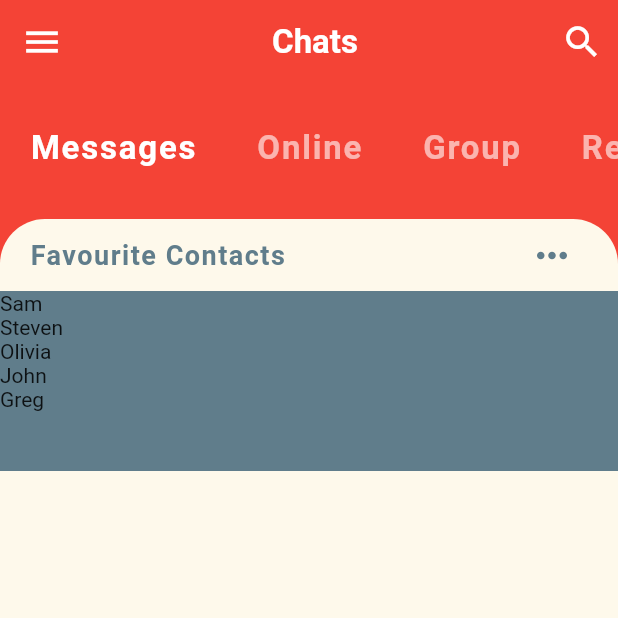
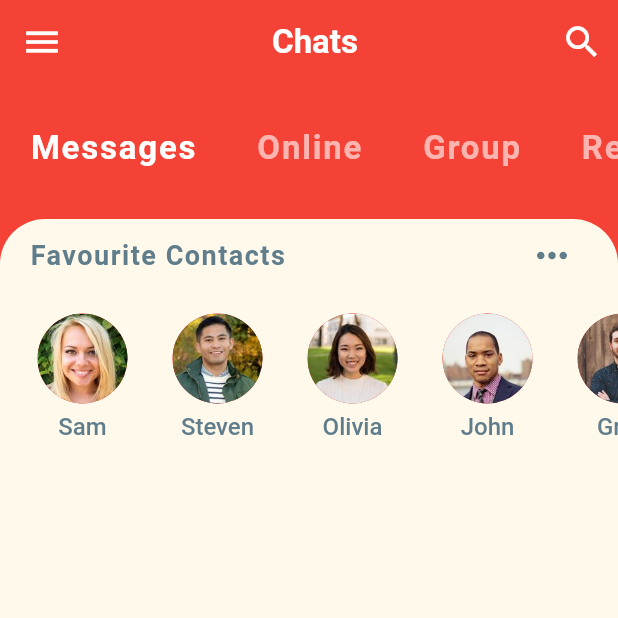
Before and after one commit to najmulmyself/Chat-UI, a Flutter app: the screen it shows after launch, on a phone screen of 412 x 824 dp, the top half of it. Run offline on Flutter 3.47's test engine with Material 2 defaults, Android fonts, the phone set to English and light mode, and no system bars.

Commit message:
favourite contacts added

```diff
--- a/lib/widgets/favourite_contacts.dart
+++ b/lib/widgets/favourite_contacts.dart
@@ -1,5 +1,6 @@
 import 'package:chat_ui/models/user_model.dart';
 import 'package:flutter/material.dart';
+import 'package:flutter/painting.dart';
 
 class FavouriteContacts extends StatelessWidget {
   const FavouriteContacts({
@@ -37,10 +38,29 @@ class FavouriteContacts extends StatelessWidget {
         ),
         Container(
           height: 120,
-          color: Colors.blueGrey,
           child: ListView.builder(
+            padding: EdgeInsets.only(left: 10),
+            scrollDirection: Axis.horizontal,
             itemBuilder: (context, index) {
-              return Text(favorites[index].name!);
+              return Padding(
+                padding: const EdgeInsets.all(15.0),
+                child: Column(
+                  children: [
+                    CircleAvatar(
+                      radius: 30,
+                      backgroundImage: AssetImage(favorites[index].imageUrl!),
+                    ),
+                    SizedBox(height: 6),
+                    Text(
+                      favorites[index].name!,
+                      style: TextStyle(
+                          fontWeight: FontWeight.w500,
+                          fontSize: 16,
+                          color: Colors.blueGrey),
+                    ),
+                  ],
+                ),
+              );
             },
             itemCount: favorites.length,
           ),
```
